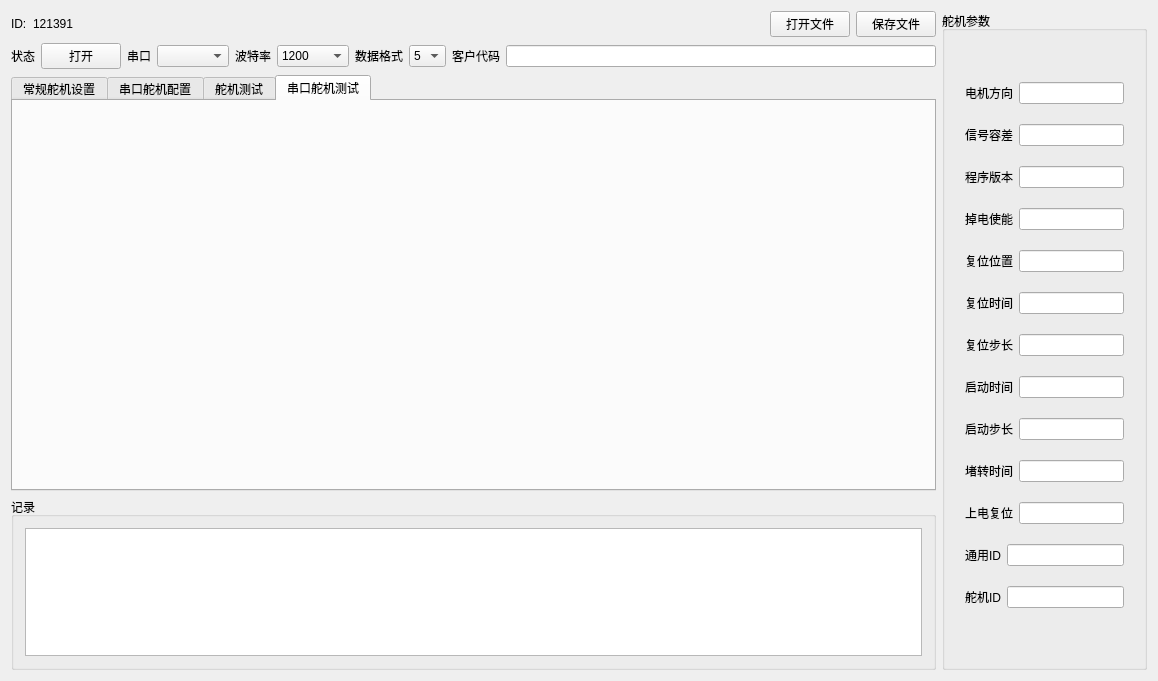
Qt form widget.ui (zhangzhuo520/QtSerail) before a commit.
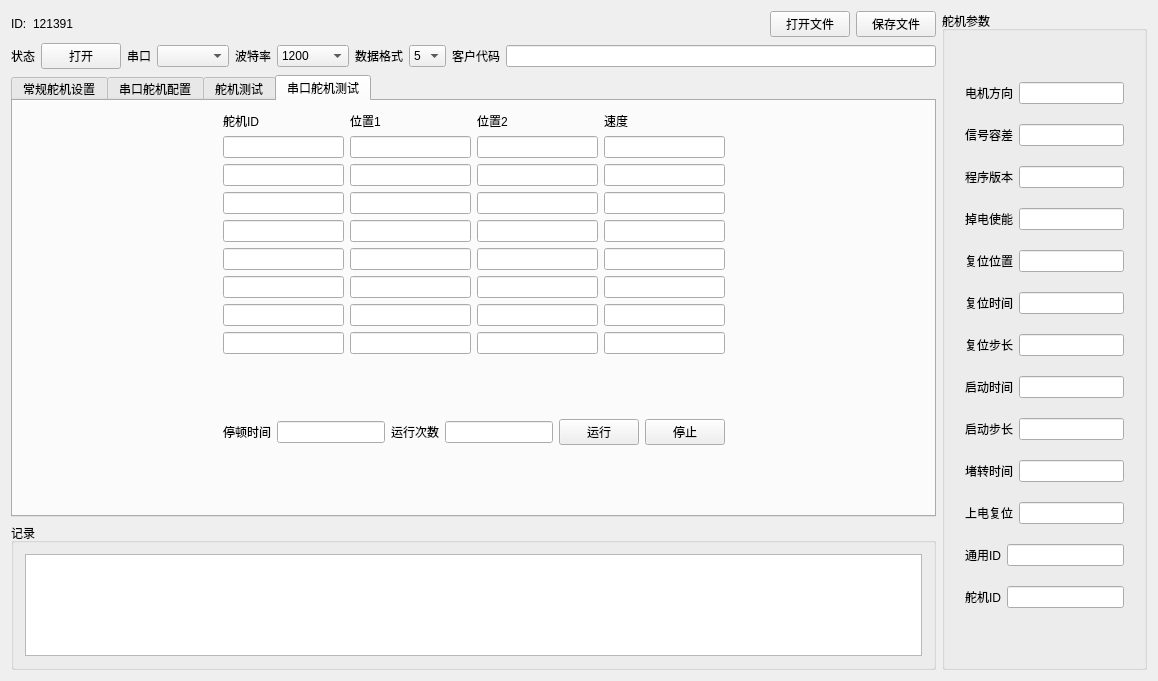
The same form after that commit. The open tabs and pages were chosen to show the change.

Diff of the .ui file:
```diff
--- a/widget.ui
+++ b/widget.ui
@@ -18,7 +18,7 @@
   </property>
   <layout class="QHBoxLayout" name="horizontalLayout_5" stretch="9,2">
    <item>
-    <layout class="QVBoxLayout" name="verticalLayout" stretch="1,1,12,5">
+    <layout class="QVBoxLayout" name="verticalLayout" stretch="1,1,15,5">
      <item>
       <layout class="QHBoxLayout" name="horizontalLayout">
        <item>
@@ -1020,6 +1020,246 @@
         <attribute name="title">
          <string>串口舵机测试</string>
         </attribute>
+        <layout class="QGridLayout" name="gridLayout">
+         <item row="0" column="0">
+          <spacer name="horizontalSpacer_6">
+           <property name="orientation">
+            <enum>Qt::Horizontal</enum>
+           </property>
+           <property name="sizeHint" stdset="0">
+            <size>
+             <width>40</width>
+             <height>20</height>
+            </size>
+           </property>
+          </spacer>
+         </item>
+         <item row="0" column="2">
+          <spacer name="horizontalSpacer_7">
+           <property name="orientation">
+            <enum>Qt::Horizontal</enum>
+           </property>
+           <property name="sizeHint" stdset="0">
+            <size>
+             <width>40</width>
+             <height>20</height>
+            </size>
+           </property>
+          </spacer>
+         </item>
+         <item row="0" column="1">
+          <layout class="QHBoxLayout" name="horizontalLayout_40">
+           <item>
+            <layout class="QVBoxLayout" name="verticalLayout_17">
+             <item>
+              <widget class="QLabel" name="label">
+               <property name="text">
+                <string>舵机ID</string>
+               </property>
+              </widget>
+             </item>
+             <item>
+              <widget class="QLineEdit" name="servo_id1_edit"/>
+             </item>
+             <item>
+              <widget class="QLineEdit" name="servo_id2_edit"/>
+             </item>
+             <item>
+              <widget class="QLineEdit" name="servo_id3_edit"/>
+             </item>
+             <item>
+              <widget class="QLineEdit" name="servo_id4_edit"/>
+             </item>
+             <item>
+              <widget class="QLineEdit" name="servo_id5_edit"/>
+             </item>
+             <item>
+              <widget class="QLineEdit" name="servo_id6_edit"/>
+             </item>
+             <item>
+              <widget class="QLineEdit" name="servo_id7_edit"/>
+             </item>
+             <item>
+              <widget class="QLineEdit" name="servo_id8_edit"/>
+             </item>
+            </layout>
+           </item>
+           <item>
+            <layout class="QVBoxLayout" name="verticalLayout_18">
+             <item>
+              <widget class="QLabel" name="label_36">
+               <property name="text">
+                <string>位置1</string>
+               </property>
+              </widget>
+             </item>
+             <item>
+              <widget class="QLineEdit" name="servo_lpos1_edit"/>
+             </item>
+             <item>
+              <widget class="QLineEdit" name="servo_lpos2_edit"/>
+             </item>
+             <item>
+              <widget class="QLineEdit" name="servo_lpos3_edit"/>
+             </item>
+             <item>
+              <widget class="QLineEdit" name="servo_lpos4_edit"/>
+             </item>
+             <item>
+              <widget class="QLineEdit" name="servo_lpos5_edit"/>
+             </item>
+             <item>
+              <widget class="QLineEdit" name="servo_lpos6_edit"/>
+             </item>
+             <item>
+              <widget class="QLineEdit" name="servo_lpos7_edit"/>
+             </item>
+             <item>
+              <widget class="QLineEdit" name="servo_lpos8_edit"/>
+             </item>
+            </layout>
+           </item>
+           <item>
+            <layout class="QVBoxLayout" name="verticalLayout_19">
+             <item>
+              <widget class="QLabel" name="label_37">
+               <property name="text">
+                <string>位置2</string>
+               </property>
+              </widget>
+             </item>
+             <item>
+              <widget class="QLineEdit" name="servo_rpos1_edit"/>
+             </item>
+             <item>
+              <widget class="QLineEdit" name="servo_rpos2_edit"/>
+             </item>
+             <item>
+              <widget class="QLineEdit" name="servo_rpos3_edit"/>
+             </item>
+             <item>
+              <widget class="QLineEdit" name="servo_rpos4_edit"/>
+             </item>
+             <item>
+              <widget class="QLineEdit" name="servo_rpos5_edit"/>
+             </item>
+             <item>
+              <widget class="QLineEdit" name="servo_rpos6_edit"/>
+             </item>
+             <item>
+              <widget class="QLineEdit" name="servo_rpos7_edit"/>
+             </item>
+             <item>
+              <widget class="QLineEdit" name="servo_rpos8_edit"/>
+             </item>
+            </layout>
+           </item>
+           <item>
+            <layout class="QVBoxLayout" name="verticalLayout_20">
+             <item>
+              <widget class="QLabel" name="label_38">
+               <property name="text">
+                <string>速度</string>
+               </property>
+              </widget>
+             </item>
+             <item>
+              <widget class="QLineEdit" name="servo_speed1_edit"/>
+             </item>
+             <item>
+              <widget class="QLineEdit" name="servo_speed2_edit"/>
+             </item>
+             <item>
+              <widget class="QLineEdit" name="servo_speed3_edit"/>
+             </item>
+             <item>
+              <widget class="QLineEdit" name="servo_speed4_edit"/>
+             </item>
+             <item>
+              <widget class="QLineEdit" name="servo_speed5_edit"/>
+             </item>
+             <item>
+              <widget class="QLineEdit" name="servo_speed6_edit"/>
+             </item>
+             <item>
+              <widget class="QLineEdit" name="servo_speed7_edit"/>
+             </item>
+             <item>
+              <widget class="QLineEdit" name="servo_speed8_edit"/>
+             </item>
+            </layout>
+           </item>
+          </layout>
+         </item>
+         <item row="2" column="1">
+          <layout class="QHBoxLayout" name="horizontalLayout_41">
+           <item>
+            <widget class="QLabel" name="label_39">
+             <property name="text">
+              <string>停顿时间</string>
+             </property>
+            </widget>
+           </item>
+           <item>
+            <widget class="QLineEdit" name="servo_waittime_edit"/>
+           </item>
+           <item>
+            <widget class="QLabel" name="label_40">
+             <property name="text">
+              <string>运行次数</string>
+             </property>
+            </widget>
+           </item>
+           <item>
+            <widget class="QLineEdit" name="servo_runnumber_edit">
+             <property name="text">
+              <string/>
+             </property>
+            </widget>
+           </item>
+           <item>
+            <widget class="QPushButton" name="btn_run">
+             <property name="text">
+              <string>运行</string>
+             </property>
+            </widget>
+           </item>
+           <item>
+            <widget class="QPushButton" name="btn_stop">
+             <property name="text">
+              <string>停止</string>
+             </property>
+            </widget>
+           </item>
+          </layout>
+         </item>
+         <item row="1" column="1">
+          <spacer name="verticalSpacer_2">
+           <property name="orientation">
+            <enum>Qt::Vertical</enum>
+           </property>
+           <property name="sizeHint" stdset="0">
+            <size>
+             <width>20</width>
+             <height>40</height>
+            </size>
+           </property>
+          </spacer>
+         </item>
+         <item row="3" column="1">
+          <spacer name="verticalSpacer_3">
+           <property name="orientation">
+            <enum>Qt::Vertical</enum>
+           </property>
+           <property name="sizeHint" stdset="0">
+            <size>
+             <width>20</width>
+             <height>40</height>
+            </size>
+           </property>
+          </spacer>
+         </item>
+        </layout>
        </widget>
       </widget>
      </item>
```
Left out of the diff: 114 changed lines with no effect on the pictures.
